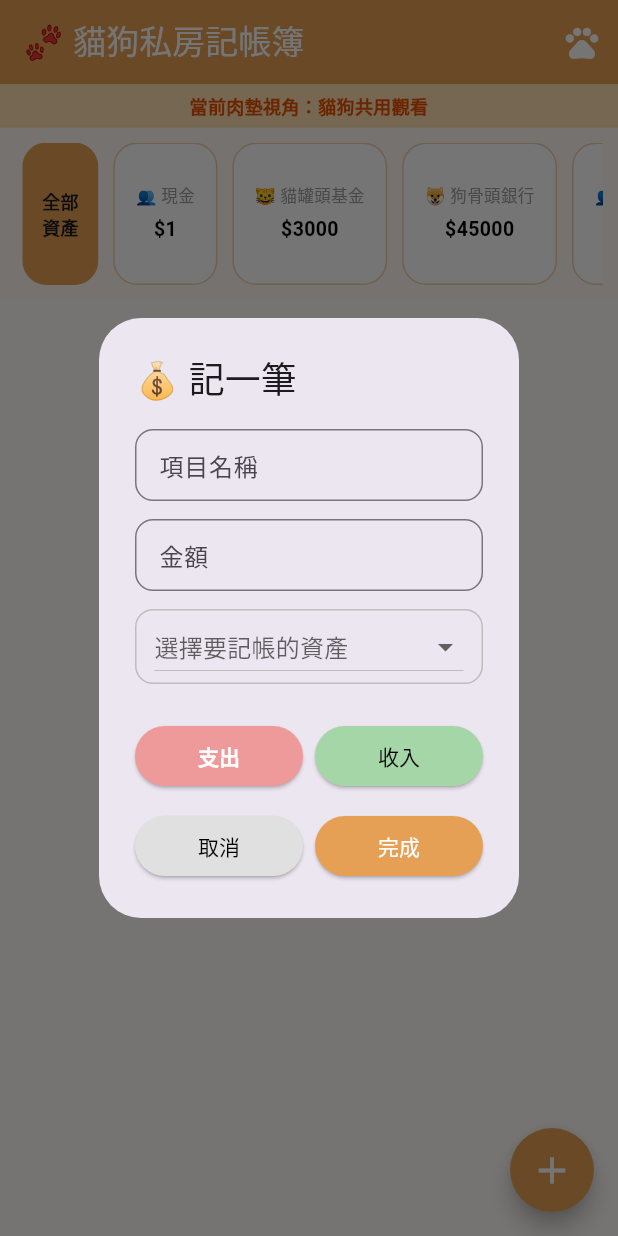
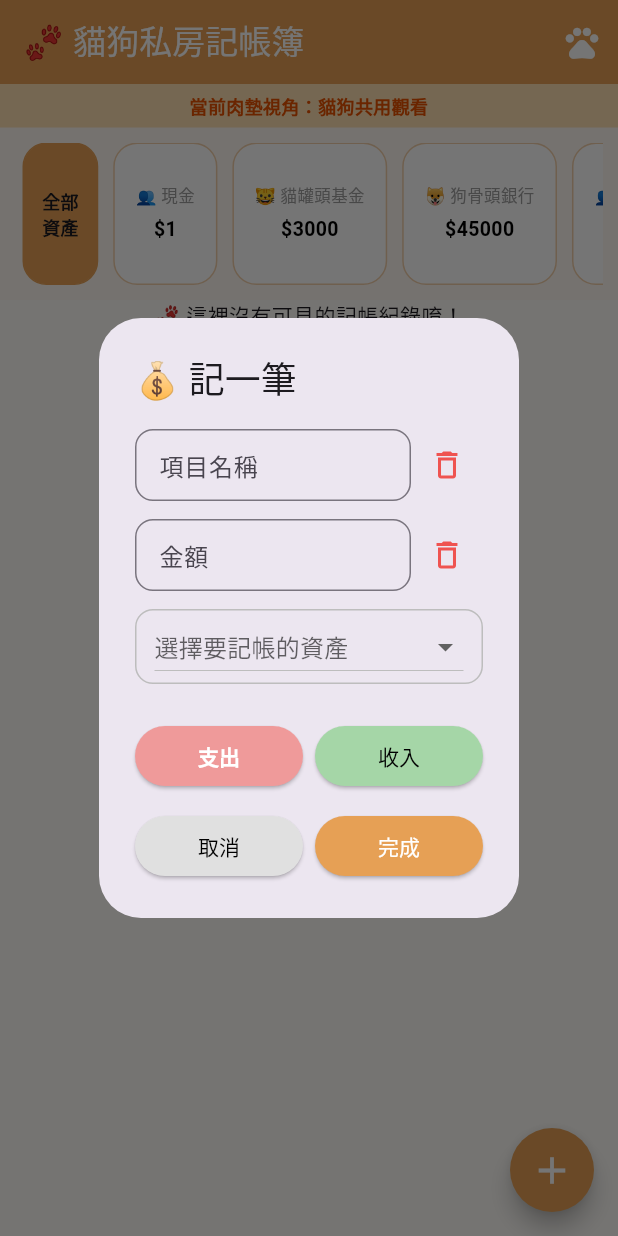
Before and after one commit to Djdjksjjssn/supper_doggy, a Flutter app: the screen it shows after launch, after a tap on the "add" icon, on a phone screen of 412 x 824 dp. Run offline on Flutter 3.47's test engine with Material 3 defaults, Android fonts, the phone set to English and light mode, and no system bars; our stand-ins replace cloud_firestore, firebase_core; accounts and stored records are empty.

Commit message:
保存原始碼更新

```diff
--- a/lib/main.dart
+++ b/lib/main.dart
@@ -41,39 +41,15 @@
   String _curr = "全部資產";
   String _type = "EXPENSE";
   String _selectedAccountForTx = "";
-  String _selectedCategory = "";
 
   String _userRole = "貓狗共用觀看";
   String _newAccountOwner = "共用";
 
-  List<String> _localAccountNames = [];
   Map<String, String> _globalAccountOwners = {};
   List<String> _accountOrder = []; // 用來存儲資產卡片的排序
-
-  final List<String> _expenseCategories = [
-    "日用品",
-    "餐飲",
-    "交通",
-    "娛樂",
-    "服飾",
-    "教育",
-    "美容",
-    "零食",
-    "親子",
-    "數位",
-    "社交",
-    "旅遊",
-    "寵物",
-    "居住",
-    "汽車",
-    "生活繳費",
-    "茶酒",
-    "醫療",
-    "美妝",
-    "遊戲",
-  ];
-
-  final List<String> _incomeCategories = ["薪水", "獎金", "投資", "兼職", "其他收入"];
+  List<Widget> _cachedTransactionWidgets = []; // 緩存已構建的交易 widgets
+  Map<String, String> _accountDocIds = {}; // 🚀 優化：緩存賬戶 ID 避免查詢
+  Map<String, int> _cachedBalances = {}; // 🚀 優化：本地緩存餘額，實現樂觀更新
 
   InputDecoration _inputDec(String label) => InputDecoration(
     labelText: label,
@@ -85,7 +61,6 @@
     _t.clear();
     _a.clear();
     _selectedAccountForTx = "";
-    _selectedCategory = "";
     _type = "EXPENSE";
 
     showDialog(
@@ -99,12 +74,37 @@
                 child: Column(
                   mainAxisSize: MainAxisSize.min,
                   children: [
-                    TextField(controller: _t, decoration: _inputDec('項目名稱')),
+                    Row(
+                      children: [
+                        Expanded(
+                          child: TextField(
+                            controller: _t,
+                            decoration: _inputDec('項目名稱'),
+                          ),
+                        ),
+                        IconButton(
+                          icon: const Icon(Icons.delete_outline),
+                          color: Colors.red.shade400,
+                          onPressed: () => setDialogState(() => _t.clear()),
+                        ),
+                      ],
+                    ),
                     const SizedBox(height: 12),
-                    TextField(
+                    Row(
+                      children: [
+                        Expanded(
+                          child: TextField(
                             controller: _a,
                             keyboardType: TextInputType.number,
                             decoration: _inputDec('金額'),
+                          ),
+                        ),
+                        IconButton(
+                          icon: const Icon(Icons.delete_outline),
+                          color: Colors.red.shade400,
+                          onPressed: () => setDialogState(() => _a.clear()),
+                        ),
+                      ],
                     ),
                     const SizedBox(height: 12),
                     StreamBuilder<QuerySnapshot>(
@@ -301,57 +301,27 @@
                                     .collection('transactions')
                                     .add(txData);
 
-                                final accountSnapshot = await FirebaseFirestore
-                                    .instance
-                                    .collection('accounts')
-                                    .where('name', isEqualTo: targetAccountName)
-                                    .get();
-
+                                // 🚀 第一步：本地乐观更新余额 (立即显示)
+                                int currentLocalBalance =
+                                    _cachedBalances[targetAccountName] ?? 0;
+                                int newLocalBalance;
+                                if (currentOwner == "信用卡") {
+                                  newLocalBalance = _type == "EXPENSE"
+                                      ? currentLocalBalance + amt
+                                      : currentLocalBalance - amt;
+                                } else {
+                                  newLocalBalance = _type == "EXPENSE"
+                                      ? currentLocalBalance - amt
+                                      : currentLocalBalance + amt;
+                                }
+                                _cachedBalances[targetAccountName] =
+                                    newLocalBalance;
                                 print(
-                                  "🔍 查詢賬戶: $targetAccountName, 找到 ${accountSnapshot.docs.length} 個文檔",
+                                  "⚡ 乐观更新: $targetAccountName 余额 $currentLocalBalance -> $newLocalBalance",
                                 );
 
-                                if (accountSnapshot.docs.isNotEmpty) {
-                                  final accountRef =
-                                      accountSnapshot.docs.first.reference;
-                                  print(
-                                    "📝 更新賬戶: $targetAccountName, 類型: $_type, 金額: $amt",
-                                  );
-
-                                  await FirebaseFirestore.instance.runTransaction((
-                                    transaction,
-                                  ) async {
-                                    final snapshot = await transaction.get(
-                                      accountRef,
-                                    );
-                                    if (snapshot.exists) {
-                                      int currentBalance =
-                                          (snapshot.data()?['balance'] as num?)
-                                              ?.toInt() ??
-                                          0;
-                                      int newBalance;
-                                      if (currentOwner == "信用卡") {
-                                        newBalance = _type == "EXPENSE"
-                                            ? currentBalance + amt
-                                            : currentBalance - amt;
-                                      } else {
-                                        newBalance = _type == "EXPENSE"
-                                            ? currentBalance - amt
-                                            : currentBalance + amt;
-                                      }
-                                      print(
-                                        "💰 余額變化: $currentBalance -> $newBalance",
-                                      );
-                                      transaction.update(accountRef, {
-                                        'balance': newBalance,
-                                      });
-                                    }
-                                  });
-                                } else {
-                                  print("❌ 未找到賬戶: $targetAccountName");
-                                }
-
                                 if (mounted) {
+                                  setState(() {});
                                   ScaffoldMessenger.of(
                                     dialogContext,
                                   ).clearSnackBars();
@@ -360,6 +330,16 @@
                                   ).showSnackBar(
                                     const SnackBar(content: Text('✅ 記帳成功')),
                                   );
+                                }
+
+                                // 🚀 第二步：后台异步同步到 Firestore (不阻塞 UI)
+                                _syncAddTransactionToFirestore(
+                                  targetAccountName,
+                                  currentOwner,
+                                  newLocalBalance,
+                                );
+
+                                if (mounted) {
                                   Future.delayed(
                                     const Duration(milliseconds: 300),
                                     () {
@@ -427,72 +407,116 @@
     }
   }
 
-  // 1. 雲端同步：修正後的安全記帳邏輯
-  void _addTx() async {
-    final int? amt = int.tryParse(_a.text);
-    if (_t.text.isEmpty || amt == null) return;
-
-    String targetAccountName = _selectedAccountForTx;
-
-    if (targetAccountName.isEmpty) {
-      ScaffoldMessenger.of(
-        context,
-      ).showSnackBar(const SnackBar(content: Text('⚠️ 請先選擇要記帳的資產唷！')));
-      return;
+  // 🚀 優化：提取交易分組邏輯
+  List<Widget> _buildTransactionWidgets(List<Map<String, dynamic>> displayTxs) {
+    if (displayTxs.isEmpty) {
+      return [const Center(child: Text("🐾 這裡沒有可見的記帳紀錄唷！"))];
     }
 
-    String currentOwner = _globalAccountOwners[targetAccountName] ?? "共用";
-
-    final txData = {
-      "title": _t.text,
-      "amount": amt,
-      "type": _type,
-      "account": targetAccountName,
-      "date": DateTime.now().toIso8601String(),
-    };
-
+    // 按日期分組交易
+    Map<String, List<Map<String, dynamic>>> groupedByDate = {};
+    for (var tx in displayTxs) {
+      String dateKey = "";
       try {
-      // 先建立交易紀錄
-      await FirebaseFirestore.instance.collection('transactions').add(txData);
-
-      // 🛠️ 核心修正：改用正確的 'name' 欄位條件去搜尋 accounts 裡的文件
-      final accountSnapshot = await FirebaseFirestore.instance
-          .collection('accounts')
-          .where('name', isEqualTo: targetAccountName)
-          .get();
-
-      if (accountSnapshot.docs.isNotEmpty) {
-        final accountRef = accountSnapshot.docs.first.reference;
-        await FirebaseFirestore.instance.runTransaction((transaction) async {
-          final snapshot = await transaction.get(accountRef);
-          if (snapshot.exists) {
-            int currentBalance =
-                (snapshot.data()?['balance'] as num?)?.toInt() ?? 0;
-            int newBalance;
-            if (currentOwner == "信用卡") {
-              newBalance = _type == "EXPENSE"
-                  ? currentBalance + amt
-                  : currentBalance - amt;
-            } else {
-              newBalance = _type == "EXPENSE"
-                  ? currentBalance - amt
-                  : currentBalance + amt;
-            }
-            transaction.update(accountRef, {'balance': newBalance});
-          }
-        });
-      }
+        final dateTime = DateTime.parse(tx["date"] as String);
+        dateKey =
+            "${dateTime.year}-${dateTime.month.toString().padLeft(2, '0')}-${dateTime.day.toString().padLeft(2, '0')}";
       } catch (e) {
-      print("記帳同步失敗: $e");
+        dateKey = "未知日期";
       }
 
-    _t.clear();
-    _a.clear();
-    setState(() {
-      _selectedAccountForTx = "";
-    });
-    FocusScope.of(context).unfocus(); // 自動收起鍵盤
+      if (!groupedByDate.containsKey(dateKey)) {
+        groupedByDate[dateKey] = [];
       }
+      groupedByDate[dateKey]!.add(tx);
+    }
+
+    // 建立顯示列表
+    List<Widget> items = [];
+    final today = DateTime.now();
+
+    for (var date in groupedByDate.keys) {
+      // 添加日期標籤
+      String dateLabel = date;
+      try {
+        final dateParts = date.split('-');
+        final month = int.parse(dateParts[1]);
+        final day = int.parse(dateParts[2]);
+        final year = int.parse(dateParts[0]);
+        final txDate = DateTime(year, month, day);
+        final isToday =
+            txDate.year == today.year &&
+            txDate.month == today.month &&
+            txDate.day == today.day;
+        dateLabel = isToday ? "$month月${day}日，今天" : "$month月${day}日";
+      } catch (e) {
+        dateLabel = date;
+      }
+
+      items.add(
+        Padding(
+          padding: const EdgeInsets.fromLTRB(16, 12, 16, 8),
+          child: Text(
+            dateLabel,
+            style: const TextStyle(
+              fontSize: 14,
+              fontWeight: FontWeight.w600,
+              color: Colors.grey,
+            ),
+          ),
+        ),
+      );
+
+      // 添加該日期的所有交易
+      for (var item in groupedByDate[date]!) {
+        items.add(
+          ListTile(
+            leading: Icon(
+              item["type"] == "EXPENSE" ? Icons.pets : Icons.savings,
+              color: item["type"] == "EXPENSE" ? Colors.orange : Colors.green,
+            ),
+            title: Text(
+              item["title"],
+              style: const TextStyle(fontWeight: FontWeight.w500),
+            ),
+            subtitle: Text(item["account"]),
+            trailing: Row(
+              mainAxisSize: MainAxisSize.min,
+              children: [
+                Text(
+                  (item["type"] == "EXPENSE" ? "-" : "+") +
+                      item["amount"].toString(),
+                  style: TextStyle(
+                    color: item["type"] == "EXPENSE"
+                        ? Colors.red
+                        : Colors.green,
+                    fontWeight: FontWeight.bold,
+                    fontSize: 16,
+                  ),
+                ),
+                const SizedBox(width: 12),
+                GestureDetector(
+                  onTap: () => _deleteTx(item),
+                  child: Padding(
+                    padding: const EdgeInsets.all(8),
+                    child: Icon(
+                      Icons.delete_outline,
+                      size: 24,
+                      color: Colors.red.shade400,
+                    ),
+                  ),
+                ),
+              ],
+            ),
+          ),
+        );
+      }
+    }
+
+    return items;
+  }
+
+  // 1. 雲端同步：修正後的安全記帳邏輯
 
   // 2. 雲端同步：長按刪除記帳紀錄
   void _deleteTx(Map<String, dynamic> item) async {
@@ -504,40 +528,131 @@
     if (docId == null) return;
 
     try {
+      // 第一步：刪除交易記錄（立即執行）
       await FirebaseFirestore.instance
           .collection('transactions')
           .doc(docId)
           .delete();
 
+      // 🚀 第二步：本地樂觀更新余額 (立即更新 UI，不等 Firestore)
+      String currentOwner = _globalAccountOwners[accountName] ?? "共用";
+      int currentLocalBalance = _cachedBalances[accountName] ?? 0;
+      int newLocalBalance;
+      if (currentOwner == "信用卡") {
+        newLocalBalance = type == "EXPENSE"
+            ? currentLocalBalance - amt
+            : currentLocalBalance + amt;
+      } else {
+        newLocalBalance = type == "EXPENSE"
+            ? currentLocalBalance + amt
+            : currentLocalBalance - amt;
+      }
+      _cachedBalances[accountName] = newLocalBalance;
+      print("⚡ 樂觀更新: $accountName 余額 $currentLocalBalance -> $newLocalBalance");
+
+      // 立即更新 UI
+      if (mounted) {
+        setState(() {});
+      }
+
+      // 🚀 第三步：後台異步同步到 Firestore（不阻塞 UI）
+      _syncBalanceToFirestore(accountName, currentOwner, newLocalBalance);
+    } catch (e) {
+      print("刪除紀錄失敗: $e");
+    }
+  }
+
+  // 🚀 後台異步同步余額到 Firestore
+  void _syncBalanceToFirestore(
+    String accountName,
+    String currentOwner,
+    int newBalance,
+  ) async {
+    try {
+      DocumentReference? accountRef;
+      if (_accountDocIds.containsKey(accountName)) {
+        accountRef = FirebaseFirestore.instance
+            .collection('accounts')
+            .doc(_accountDocIds[accountName]!);
+        print("🔄 使用緩存同步: $accountName");
+      } else {
+        // 備選：查詢
         final accountSnapshot = await FirebaseFirestore.instance
             .collection('accounts')
             .where('name', isEqualTo: accountName)
             .get();
+        if (accountSnapshot.docs.isNotEmpty) {
+          accountRef = accountSnapshot.docs.first.reference;
+          print("🔍 查詢同步: $accountName");
+        }
+      }
 
-      if (accountSnapshot.docs.isNotEmpty) {
-        final accountRef = accountSnapshot.docs.first.reference;
+      if (accountRef != null) {
+        final finalAccountRef = accountRef;
         await FirebaseFirestore.instance.runTransaction((transaction) async {
-          final snapshot = await transaction.get(accountRef);
+          final snapshot = await transaction.get(finalAccountRef);
           if (snapshot.exists) {
-            int currentBalance =
-                (snapshot.data()?['balance'] as num?)?.toInt() ?? 0;
-            String currentOwner = snapshot.data()?['owner'] ?? "共用";
-            int newBalance;
-            if (currentOwner == "信用卡") {
-              newBalance = type == "EXPENSE"
-                  ? currentBalance - amt
-                  : currentBalance + amt;
-            } else {
-              newBalance = type == "EXPENSE"
-                  ? currentBalance + amt
-                  : currentBalance - amt;
+            int firestoreBalance =
+                (snapshot.data() as Map<String, dynamic>?)?['balance']
+                    as int? ??
+                0;
+            // 只有當 Firestore 比本地舊時才更新
+            if (newBalance != firestoreBalance) {
+              transaction.update(finalAccountRef, {'balance': newBalance});
+              print("✅ Firestore 同步完成: $accountName = $newBalance");
             }
-            transaction.update(accountRef, {'balance': newBalance});
           }
         });
       }
     } catch (e) {
-      print("刪除紀錄失敗: $e");
+      print("後台同步失敗: $e");
+    }
+  }
+
+  // 🚀 后台异步同步到 Firestore (添加交易版本)
+  void _syncAddTransactionToFirestore(
+    String accountName,
+    String currentOwner,
+    int newBalance,
+  ) async {
+    try {
+      DocumentReference? accountRef;
+      if (_accountDocIds.containsKey(accountName)) {
+        accountRef = FirebaseFirestore.instance
+            .collection('accounts')
+            .doc(_accountDocIds[accountName]!);
+        print("🔄 后台同步 (缓存): $accountName");
+      } else {
+        // 备选：查询
+        final accountSnapshot = await FirebaseFirestore.instance
+            .collection('accounts')
+            .where('name', isEqualTo: accountName)
+            .get();
+        if (accountSnapshot.docs.isNotEmpty) {
+          accountRef = accountSnapshot.docs.first.reference;
+          print("🔍 后台同步 (查询): $accountName");
+        }
+      }
+
+      if (accountRef != null) {
+        final finalAccountRef = accountRef;
+        await FirebaseFirestore.instance.runTransaction((transaction) async {
+          final snapshot = await transaction.get(finalAccountRef);
+          if (snapshot.exists) {
+            int firestoreBalance =
+                (snapshot.data() as Map<String, dynamic>?)?['balance']
+                    as int? ??
+                0;
+            // 只有当 Firestore 比本地旧时才更新
+            if (newBalance != firestoreBalance) {
+              transaction.update(finalAccountRef, {'balance': newBalance});
+              print("✅ Firestore 同步完成: $accountName = $newBalance");
+            }
+          }
+        });
+      }
+    } catch (e) {
+      print("后台同步失败: $e");
     }
   }
 
@@ -895,6 +1010,7 @@
 
               List<String> tempNormalAccs = [];
               Map<String, String> tempGlobalOwners = {};
+              Map<String, String> tempAccountDocIds = {}; // 🚀 優化：本地緩存賬戶 ID
 
               // 🛠️ 僅封鎖舊架構殘留的 Document ID 垃圾資料，不擋新中文欄位
               List<String> banList = ["現金", "共同存款", "信用卡"];
@@ -905,6 +1021,13 @@
                 final data = doc.data() as Map<String, dynamic>;
                 String name = data['name'] ?? "";
                 if (name.isEmpty) continue;
+
+                // 🚀 優化：存儲賬戶 ID 以避免日後查詢
+                tempAccountDocIds[name] = doc.id;
+
+                // 🚀 優化：同步 Firestore 余額到本地緩存
+                int firestoreBalance = (data['balance'] as num?)?.toInt() ?? 0;
+                _cachedBalances[name] = firestoreBalance;
 
                 // 打印所有賬戶信息用於調試
                 print(
@@ -951,8 +1074,8 @@
                 _forceInitDefaultAccounts();
               }
 
-              _localAccountNames = tempNormalAccs;
               _globalAccountOwners = tempGlobalOwners;
+              _accountDocIds = tempAccountDocIds; // 🚀 優化：更新本地賬戶 ID 緩存
 
               // 初始化和更新資產排序
               if (_accountOrder.isEmpty) {
@@ -1006,7 +1129,10 @@
                     ..._accountOrder
                         .where((name) => cloudAccs.containsKey(name))
                         .map<Widget>((accountName) {
-                          final balance = cloudAccs[accountName]!;
+                          // 🚀 優化：優先使用本地緩存余額，其次 Firestore 余額
+                          final balance =
+                              _cachedBalances[accountName] ??
+                              cloudAccs[accountName]!;
                           final bool sel = _curr == accountName;
                           final String owner =
                               accountOwners[accountName] ?? "共用";
@@ -1174,128 +1300,20 @@
                     ? cloudTxs
                     : cloudTxs.where((tx) => tx["account"] == _curr).toList();
 
-                if (displayTxs.isEmpty) {
+                // 🚀 優化：使用提取的方法來構建 widgets
+                _cachedTransactionWidgets = _buildTransactionWidgets(
+                  displayTxs,
+                );
+
+                if (_cachedTransactionWidgets.isEmpty) {
                   return const Center(child: Text("🐾 這裡沒有可見的記帳紀錄唷！"));
                 }
 
-                // 按日期分組交易
-                Map<String, List<Map<String, dynamic>>> groupedByDate = {};
-                for (var tx in displayTxs) {
-                  String dateKey = "";
-                  try {
-                    final dateTime = DateTime.parse(tx["date"] as String);
-                    dateKey =
-                        "${dateTime.year}-${dateTime.month.toString().padLeft(2, '0')}-${dateTime.day.toString().padLeft(2, '0')}";
-                  } catch (e) {
-                    dateKey = "未知日期";
-                  }
-
-                  if (!groupedByDate.containsKey(dateKey)) {
-                    groupedByDate[dateKey] = [];
-                  }
-                  groupedByDate[dateKey]!.add(tx);
-                }
-
-                // 建立顯示列表
-                List<Widget> items = [];
-                for (var date in groupedByDate.keys) {
-                  // 添加日期標籤
-                  try {
-                    final dateParts = date.split('-');
-                    final month = int.parse(dateParts[1]);
-                    final day = int.parse(dateParts[2]);
-                    final txDate = DateTime(
-                      int.parse(dateParts[0]),
-                      month,
-                      day,
+                return ListView.builder(
+                  itemCount: _cachedTransactionWidgets.length,
+                  itemBuilder: (context, index) =>
+                      _cachedTransactionWidgets[index],
                 );
-                    final today = DateTime.now();
-                    final isToday =
-                        txDate.year == today.year &&
-                        txDate.month == today.month &&
-                        txDate.day == today.day;
-
-                    final dateLabel = isToday
-                        ? "$month月${day}日，今天"
-                        : "$month月${day}日";
-
-                    items.add(
-                      Padding(
-                        padding: const EdgeInsets.fromLTRB(16, 12, 16, 8),
-                        child: Text(
-                          dateLabel,
-                          style: const TextStyle(
-                            fontSize: 14,
-                            fontWeight: FontWeight.w600,
-                            color: Colors.grey,
-                          ),
-                        ),
-                      ),
-                    );
-                  } catch (e) {
-                    items.add(
-                      Padding(
-                        padding: const EdgeInsets.fromLTRB(16, 12, 16, 8),
-                        child: Text(
-                          date,
-                          style: const TextStyle(
-                            fontSize: 14,
-                            fontWeight: FontWeight.w600,
-                            color: Colors.grey,
-                          ),
-                        ),
-                      ),
-                    );
-                  }
-
-                  // 添加該日期的所有交易
-                  for (var item in groupedByDate[date]!) {
-                    items.add(
-                      ListTile(
-                        leading: Icon(
-                          item["type"] == "EXPENSE"
-                              ? Icons.pets
-                              : Icons.savings,
-                          color: item["type"] == "EXPENSE"
-                              ? Colors.orange
-                              : Colors.green,
-                        ),
-                        title: Text(
-                          item["title"],
-                          style: const TextStyle(fontWeight: FontWeight.w500),
-                        ),
-                        subtitle: Text(item["account"]),
-                        trailing: Row(
-                          mainAxisSize: MainAxisSize.min,
-                          children: [
-                            Text(
-                              (item["type"] == "EXPENSE" ? "-" : "+") +
-                                  item["amount"].toString(),
-                              style: TextStyle(
-                                color: item["type"] == "EXPENSE"
-                                    ? Colors.red
-                                    : Colors.green,
-                                fontWeight: FontWeight.bold,
-                                fontSize: 16,
-                              ),
-                            ),
-                            const SizedBox(width: 8),
-                            GestureDetector(
-                              onTap: () => _deleteTx(item),
-                              child: Icon(
-                                Icons.delete_outline,
-                                size: 20,
-                                color: Colors.grey.shade600,
-                              ),
-                            ),
-                          ],
-                        ),
-                      ),
-                    );
-                  }
-                }
-
-                return ListView(children: items);
               },
             ),
           ),
```
Also changed, not shown: 4 other files. Lines whose indentation alone changed are shown as unchanged.
